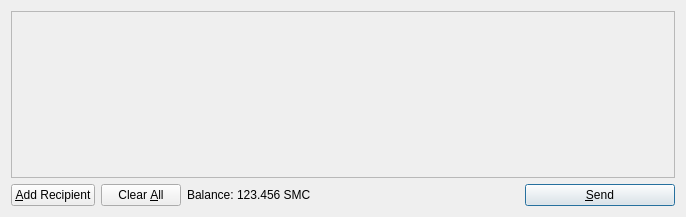
Qt form src/qt/forms/sendcoinsdialog.ui (MahatmaJapa/TempleCoin) before a commit.
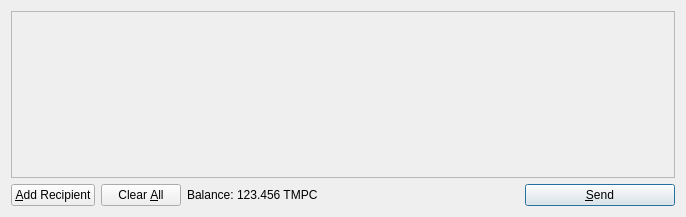
The same form after that commit. Icons and pictures are not drawn.

```diff
--- a/src/qt/forms/sendcoinsdialog.ui
+++ b/src/qt/forms/sendcoinsdialog.ui
@@ -119,7 +119,7 @@
           <cursorShape>IBeamCursor</cursorShape>
          </property>
          <property name="text">
-          <string>123.456 SMC</string>
+          <string>123.456 TMPC</string>
          </property>
          <property name="textInteractionFlags">
           <set>Qt::LinksAccessibleByMouse|Qt::TextSelectableByKeyboard|Qt::TextSelectableByMouse</set>
```
